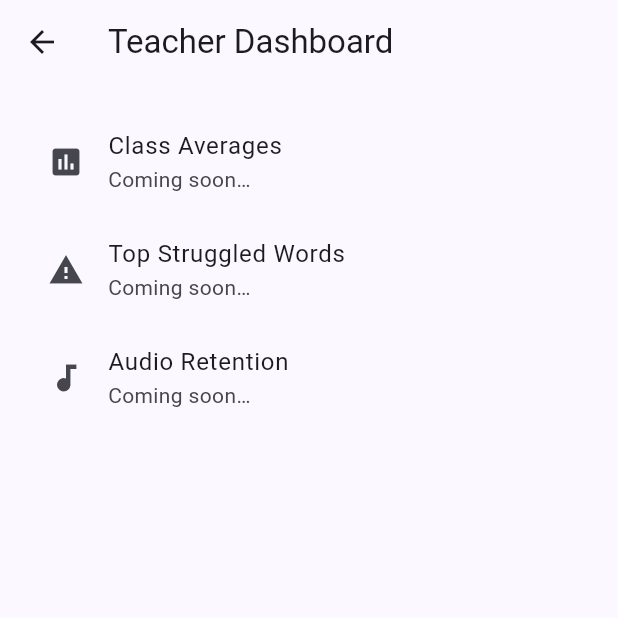
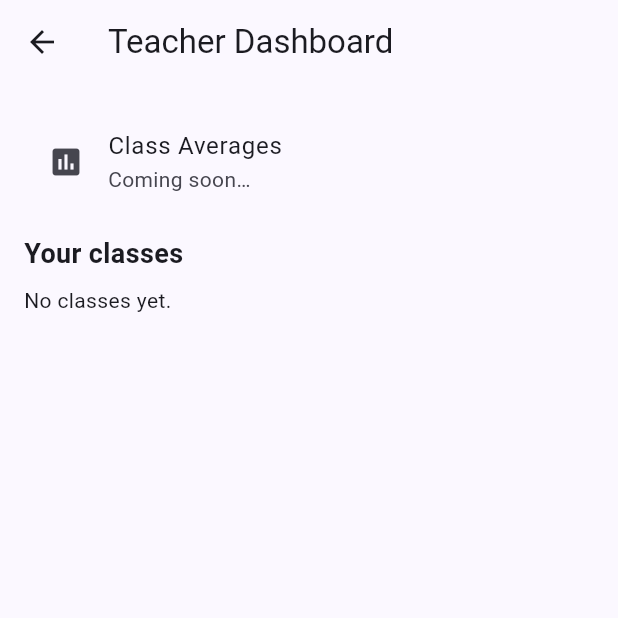
Before and after one commit to jasn17/CPSC_4150_ReadRight_App, a Flutter app: the TeacherDashboardScreen screen opened directly, on a phone screen of 412 x 824 dp, the top half of it. Run offline on Flutter 3.47's test engine with Material 3 defaults, Android fonts, the phone set to English and light mode, and no system bars; our stand-ins replace firebase_auth, firebase_core, firebase_database, shared_preferences, sqflite; accounts and stored records are empty.

Commit message:
Implementation of Teachers having classes

```diff
--- a/read_right_app/database.rules.json
+++ b/read_right_app/database.rules.json
@@ -22,5 +22,22 @@
         }
       }
     }
+    ,
+    "classes": {
+      "$classId": {
+        ".read": "auth != null && root.child('classes').child($classId).child('teacherUid').val() == auth.uid",
+        ".write": "auth != null && (data.exists() ? root.child('classes').child($classId).child('teacherUid').val() == auth.uid : newData.child('teacherUid').val() == auth.uid)",
+        ".validate": "newData.hasChildren(['name','teacherUid','createdAt'])",
+        "name": {
+          ".validate": "newData.isString() && newData.val().length > 1"
+        },
+        "teacherUid": {
+          ".validate": "newData.val() == auth.uid"
+        },
+        "createdAt": {
+          ".validate": "newData.isNumber()"
+        }
+      }
+    }
   }
 }
--- a/read_right_app/lib/screens/teacher_dashboard_screen.dart
+++ b/read_right_app/lib/screens/teacher_dashboard_screen.dart
@@ -4,32 +4,61 @@
 // RELATIONSHIPS: Included by Shell only when AuthModel.role == teacher; later consumes repositories for analytics.
 
 import 'package:flutter/material.dart';
+import 'package:provider/provider.dart';
+import '../models/auth_model.dart';
+import '../services/auth_service.dart';
 
 class TeacherDashboardScreen extends StatelessWidget {
   const TeacherDashboardScreen({super.key});
 
   @override
   Widget build(BuildContext context) {
+    final auth = context.read<AuthModel>();
     return Scaffold(
-      appBar: AppBar(title: Text('Teacher Dashboard')),
+      appBar: AppBar(title: const Text('Teacher Dashboard')),
       body: Padding(
-        padding: EdgeInsets.all(16),
+        padding: const EdgeInsets.all(16),
         child: Column(
+          crossAxisAlignment: CrossAxisAlignment.start,
           children: [
-            ListTile(
+            const ListTile(
               leading: Icon(Icons.assessment),
               title: Text('Class Averages'),
               subtitle: Text('Coming soon…'),
             ),
-            ListTile(
-              leading: Icon(Icons.warning),
-              title: Text('Top Struggled Words'),
-              subtitle: Text('Coming soon…'),
-            ),
-            ListTile(
-              leading: Icon(Icons.audiotrack),
-              title: Text('Audio Retention'),
-              subtitle: Text('Coming soon…'),
+            const SizedBox(height: 12),
+            const Text('Your classes', style: TextStyle(fontSize: 18, fontWeight: FontWeight.bold)),
+            const SizedBox(height: 8),
+            Expanded(
+              child: FutureBuilder<List<Map<String, dynamic>>>(
+                future: AuthService().getClassesForTeacher(auth.uid ?? ''),
+                builder: (context, snap) {
+                  if (snap.connectionState != ConnectionState.done) return const Center(child: CircularProgressIndicator());
+                  if (snap.hasError) return Text('Error: ${snap.error}');
+                  final classes = snap.data ?? [];
+                  if (classes.isEmpty) return const Text('No classes yet.');
+                  // For MVP show first class and its students
+                  final cls = classes.first;
+                  final students = (cls['students'] as List?)?.map((e) => e.toString()).toList() ?? [];
+                  return FutureBuilder<List<Map<String, dynamic>>>(
+                    future: AuthService().getUserProfilesByUids(students),
+                    builder: (c2, s2) {
+                      if (s2.connectionState != ConnectionState.done) return const Center(child: CircularProgressIndicator());
+                      if (s2.hasError) return Text('Error: ${s2.error}');
+                      final profiles = s2.data ?? [];
+                      return ListView(
+                        children: profiles.map((p) {
+                          return ListTile(
+                            leading: const Icon(Icons.person),
+                            title: Text(p['username'] ?? p['email'] ?? 'Unknown'),
+                            subtitle: Text(p['email'] ?? ''),
+                          );
+                        }).toList(),
+                      );
+                    },
+                  );
+                },
+              ),
             ),
           ],
         ),
```
Also changed, not shown: read_right_app/lib/services/auth_service.dart (+51 -0 lines), read_right_app/testclasses.json (added, +13 -0 lines), read_right_app/testteacher_index.json (added, +7 -0 lines), read_right_app/testusers.json (+16 -0 lines).
